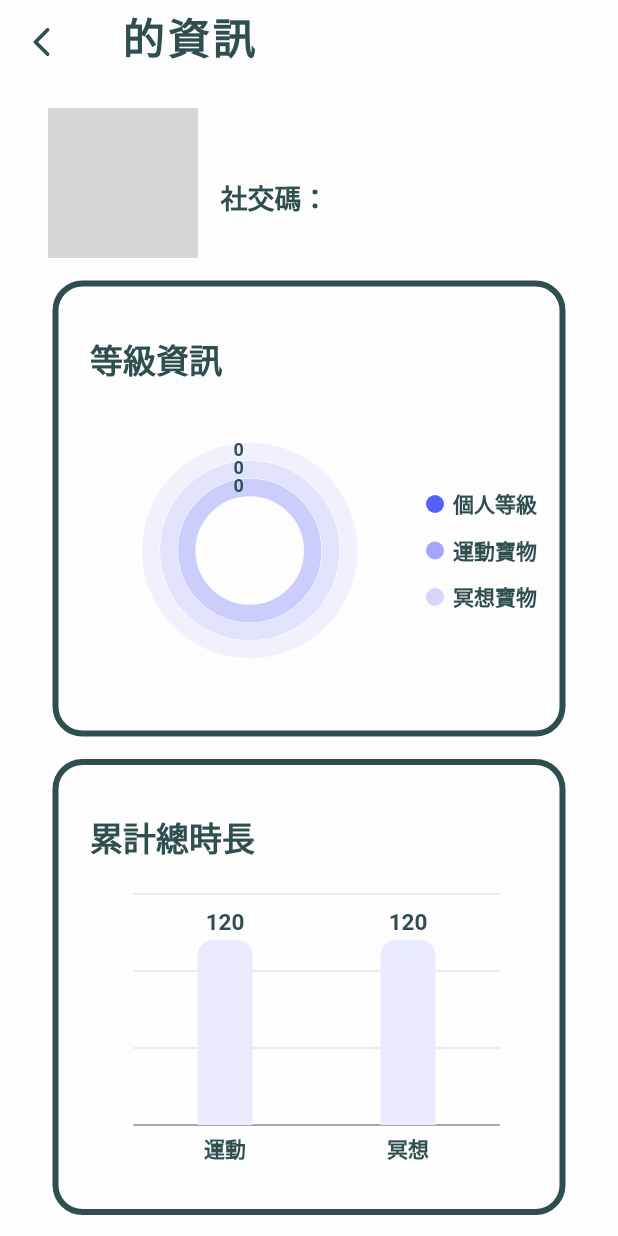
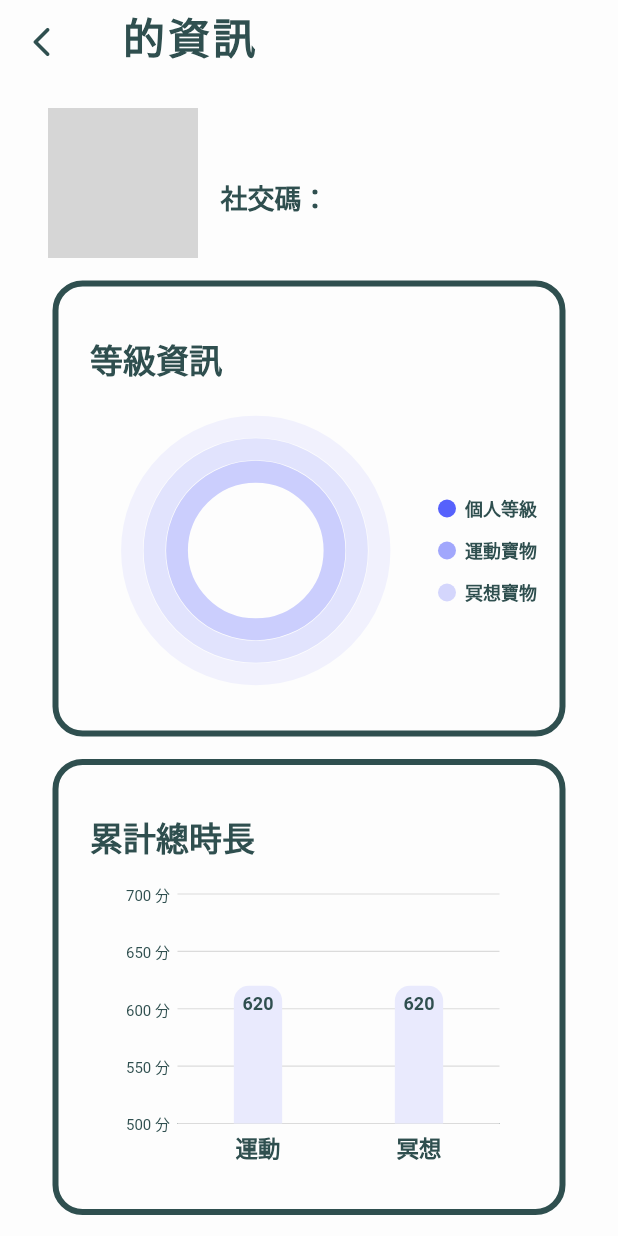
Before and after one commit to meimei-hsu/G12_HabitRabbit, a Flutter app: the FriendStatusPage screen opened directly, on a phone screen of 412 x 824 dp. Run offline on Flutter 3.47's test engine with Material 2 defaults, Android fonts, the phone set to English and light mode, and no system bars; our stand-ins replace awesome_dialog, babstrap_settings_screen, banner_carousel, carousel_slider, chat_bubbles, confetti and 23 more; missing offline and left inert: assorted_layout_widgets, datepicker_cupertino, flutter_pin_code_fields, onscreen_num_keyboard, speech_balloon, square_progress_bar; accounts and stored records are empty; grey boxes are pictures that could not be loaded.

Commit message:
Minor changes

```diff
--- a/lib/screens/friend_status_page.dart
+++ b/lib/screens/friend_status_page.dart
@@ -49,7 +49,8 @@ class FriendStatusPageState extends State<FriendStatusPage> {
                     SizedBox(
                       width: 100,
                       height: 100,
-                      child: Image.asset('assets/images/${FriendData.character}.png'),
+                      child: Image.asset(
+                          'assets/images/${FriendData.character}.png'),
                     ),
                     const SizedBox(width: 15),
                     Text(
@@ -74,12 +75,15 @@ class FriendStatusPageState extends State<FriendStatusPage> {
                         crossAxisAlignment: CrossAxisAlignment.start,
                         children: [
                           Container(
-                            padding: const EdgeInsets.fromLTRB(5.0, 20.0, 0.0, 20.0),
+                            padding:
+                                const EdgeInsets.fromLTRB(5.0, 20.0, 0.0, 20.0),
                             margin: const EdgeInsets.only(right: 20, left: 20),
                             decoration: BoxDecoration(
                               color: ColorSet.backgroundColor,
-                              border: Border.all(color: ColorSet.borderColor, width: 4),
-                              borderRadius: const BorderRadius.all(Radius.circular(20)),
+                              border: Border.all(
+                                  color: ColorSet.borderColor, width: 4),
+                              borderRadius:
+                                  const BorderRadius.all(Radius.circular(20)),
                             ),
                             child: Column(children: [
                               const ListTile(
@@ -98,23 +102,54 @@ class FriendStatusPageState extends State<FriendStatusPage> {
                                       isVisible: true,
                                       textStyle: const TextStyle(
                                           color: ColorSet.textColor,
-                                          fontSize: 14,
+                                          fontSize: 12,
                                           fontWeight: FontWeight.bold)),
+                                  tooltipBehavior: TooltipBehavior(
+                                    enable: true,
+                                    color: ColorSet.bottomBarColor,
+                                    builder: (dynamic data,
+                                        dynamic point,
+                                        dynamic series,
+                                        int pointIndex,
+                                        int seriesIndex) {
+                                      return Text(
+                                        "${point.x} ${("${point.x}" == "個人等級") ? "Lv" : "×"} ${point.y}",
+                                        style: const TextStyle(
+                                          fontSize: 12,
+                                          color: ColorSet.textColor,
+                                          fontWeight: FontWeight.bold,
+                                        ),
+                                      );
+                                    },
+                                  ),
                                   series: <CircularSeries<ChartData, String>>[
                                     RadialBarSeries<ChartData, String>(
+                                      maximumValue: 1.0 +
+                                          [
+                                            FriendData.level,
+                                            FriendData.workoutGem,
+                                            FriendData.meditationGem
+                                          ].reduce(max),
                                       dataSource: [
                                         ChartData('個人等級', FriendData.level),
-                                        ChartData('運動寶物', FriendData.workoutGem),
-                                        ChartData('冥想寶物', FriendData.meditationGem),
+                                        ChartData(
+                                            '運動寶物', FriendData.workoutGem),
+                                        ChartData(
+                                            '冥想寶物', FriendData.meditationGem),
                                       ],
-                                      xValueMapper: (ChartData data, _) => data.x,
-                                      yValueMapper: (ChartData data, _) => data.y,
-                                      dataLabelSettings: const DataLabelSettings(
+                                      xValueMapper: (ChartData data, _) =>
+                                          data.x,
+                                      yValueMapper: (ChartData data, _) =>
+                                          data.y,
+                                      /*dataLabelSettings:
+                                          const DataLabelSettings(
                                               isVisible: true,
+                                              labelPosition:
+                                                  ChartDataLabelPosition.inside,
                                               textStyle: TextStyle(
                                                   color: ColorSet.textColor,
                                                   fontSize: 12,
-                                              fontWeight: FontWeight.bold)),
+                                                  fontWeight: FontWeight.bold)),*/
                                       cornerStyle: CornerStyle.bothCurve,
                                       pointColorMapper: (ChartData data, _) {
                                         if (data.x == "個人等級") {
@@ -129,6 +164,7 @@ class FriendStatusPageState extends State<FriendStatusPage> {
                                       },
                                       useSeriesColor: true,
                                       trackOpacity: 0.3,
+                                      radius: '100%',
                                     )
                                   ],
                                 ),
@@ -168,10 +204,11 @@ class FriendStatusPageState extends State<FriendStatusPage> {
                                   primaryXAxis: CategoryAxis(
                                     axisLine: const AxisLine(
                                       color: ColorSet.textColor,
+                                      width: 0.6,
                                     ),
                                     labelStyle: const TextStyle(
                                         color: ColorSet.textColor,
-                                        fontSize: 14,
+                                        fontSize: 15,
                                         fontWeight: FontWeight.bold),
                                     majorTickLines:
                                         const MajorTickLines(size: 0),
@@ -180,8 +217,13 @@ class FriendStatusPageState extends State<FriendStatusPage> {
                                     ),
                                   ),
                                   primaryYAxis: NumericAxis(
+                                    labelFormat: '{value} 分',
+                                    minimum: 500,
+                                    interval: 50,
                                     axisLine: const AxisLine(width: 0),
-                                    labelStyle: const TextStyle(fontSize: 0),
+                                    labelStyle: const TextStyle(
+                                        fontSize: 10,
+                                        color: ColorSet.textColor),
                                     majorTickLines:
                                         const MajorTickLines(size: 0),
                                   ),
@@ -189,16 +231,23 @@ class FriendStatusPageState extends State<FriendStatusPage> {
                                     ColumnSeries<ChartData, String>(
                                       dataSource: [
                                         // TODO: get cumulativeTime data from database
-                                        ChartData('運動', Random().nextInt(100) + 100),
-                                        ChartData('冥想', Random().nextInt(100) + 100),
+                                        ChartData(
+                                            '運動', Random().nextInt(170) + 580),
+                                        ChartData(
+                                            '冥想', Random().nextInt(170) + 580),
                                       ],
-                                      xValueMapper: (ChartData data, _) => data.x,
-                                      yValueMapper: (ChartData data, _) => data.y,
-                                      dataLabelSettings: const DataLabelSettings(
+                                      xValueMapper: (ChartData data, _) =>
+                                          data.x,
+                                      yValueMapper: (ChartData data, _) =>
+                                          data.y,
+                                      dataLabelSettings:
+                                          const DataLabelSettings(
                                               isVisible: true,
+                                              labelAlignment:
+                                                  ChartDataLabelAlignment.top,
                                               textStyle: TextStyle(
                                                   color: ColorSet.textColor,
-                                              fontSize: 15,
+                                                  fontSize: 12,
                                                   fontWeight: FontWeight.bold)),
                                       width: 0.3,
                                       color: ColorSet.meditationColor,
@@ -215,12 +264,15 @@ class FriendStatusPageState extends State<FriendStatusPage> {
                             height: 15,
                           ),
                           Container(
-                            padding: const EdgeInsets.fromLTRB(5.0, 20.0, 0.0, 20.0),
+                            padding:
+                                const EdgeInsets.fromLTRB(5.0, 20.0, 0.0, 20.0),
                             margin: const EdgeInsets.only(right: 20, left: 20),
                             decoration: BoxDecoration(
                               color: ColorSet.backgroundColor,
-                              border: Border.all(color: ColorSet.borderColor, width: 4),
-                              borderRadius: const BorderRadius.all(Radius.circular(20)),
+                              border: Border.all(
+                                  color: ColorSet.borderColor, width: 4),
+                              borderRadius:
+                                  const BorderRadius.all(Radius.circular(20)),
                             ),
                             child: Column(children: [
                               const ListTile(
@@ -241,10 +293,11 @@ class FriendStatusPageState extends State<FriendStatusPage> {
                                   primaryXAxis: CategoryAxis(
                                     axisLine: const AxisLine(
                                       color: ColorSet.textColor,
+                                      width: 0.6,
                                     ),
                                     labelStyle: const TextStyle(
                                         color: ColorSet.textColor,
-                                        fontSize: 14,
+                                        fontSize: 15,
                                         fontWeight: FontWeight.bold),
                                     majorTickLines:
                                         const MajorTickLines(size: 0),
@@ -253,8 +306,12 @@ class FriendStatusPageState extends State<FriendStatusPage> {
                                     ),
                                   ),
                                   primaryYAxis: NumericAxis(
+                                    labelFormat: '{value} 天',
+                                    interval: 5,
                                     axisLine: const AxisLine(width: 0),
-                                    labelStyle: const TextStyle(fontSize: 10, color: ColorSet.textColor),
+                                    labelStyle: const TextStyle(
+                                        fontSize: 10,
+                                        color: ColorSet.textColor),
                                     majorTickLines:
                                         const MajorTickLines(size: 0),
                                   ),
@@ -262,16 +319,23 @@ class FriendStatusPageState extends State<FriendStatusPage> {
                                     ColumnSeries<ChartData, String>(
                                       dataSource: [
                                         // TODO: get maximumConsecutiveDays data from database
-                                        ChartData('運動', Random().nextInt(20) + 3),
-                                        ChartData('冥想', Random().nextInt(20) + 3),
+                                        ChartData(
+                                            '運動', Random().nextInt(15) + 5),
+                                        ChartData(
+                                            '冥想', Random().nextInt(15) + 5),
                                       ],
-                                      xValueMapper: (ChartData data, _) => data.x,
-                                      yValueMapper: (ChartData data, _) => data.y,
-                                      dataLabelSettings: const DataLabelSettings(
+                                      xValueMapper: (ChartData data, _) =>
+                                          data.x,
+                                      yValueMapper: (ChartData data, _) =>
+                                          data.y,
+                                      dataLabelSettings:
+                                          const DataLabelSettings(
                                               isVisible: true,
+                                              labelAlignment:
+                                                  ChartDataLabelAlignment.top,
                                               textStyle: TextStyle(
                                                   color: ColorSet.textColor,
-                                              fontSize: 15,
+                                                  fontSize: 12,
                                                   fontWeight: FontWeight.bold)),
                                       width: 0.3,
                                       color: ColorSet.meditationColor,
```
Also changed, not shown: lib/screens/statistic_page.dart (+1 -14 lines), lib/screens/survey_page.dart (+22 -23 lines), lib/services/database.dart (+41 -13 lines). Lines whose indentation alone changed are shown as unchanged.
